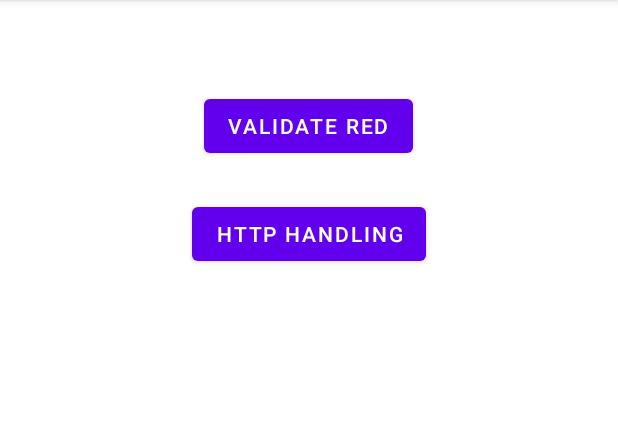
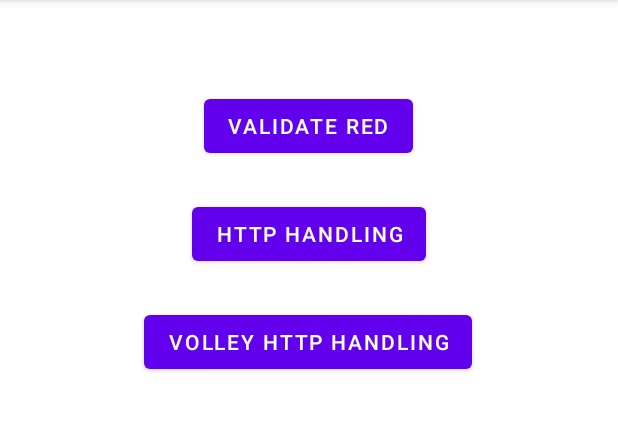
Before and after one commit to AcxelMorales/Http-Kotlin, an Android app: the screen it shows after launch (MainActivity), on a phone screen of 412 x 824 dp, the part 84-515 px from its top. Run offline under Robolectric (Android 15) with nearby library versions, the phone set to English and light mode, and no system bars; our stand-ins replace Volley.

Commit message:
Added Volley

```diff
--- a/app/build.gradle
+++ b/app/build.gradle
@@ -32,7 +32,7 @@ android {
 }
 
 dependencies {
-
+    implementation 'com.android.volley:volley:1.1.1'
     implementation 'androidx.core:core-ktx:1.7.0'
     implementation 'androidx.appcompat:appcompat:1.3.1'
     implementation 'com.google.android.material:material:1.4.0'
--- a/app/src/main/AndroidManifest.xml
+++ b/app/src/main/AndroidManifest.xml
@@ -11,7 +11,8 @@
         android:label="@string/app_name"
         android:roundIcon="@mipmap/ic_launcher_round"
         android:supportsRtl="true"
-        android:theme="@style/Theme.Http">
+        android:theme="@style/Theme.Http"
+        android:usesCleartextTraffic="true">
         <activity
             android:name=".MainActivity"
             android:exported="true">
--- a/app/src/main/res/layout/activity_main.xml
+++ b/app/src/main/res/layout/activity_main.xml
@@ -27,4 +27,15 @@
         app:layout_constraintStart_toStartOf="parent"
         app:layout_constraintTop_toBottomOf="@+id/btnValidateRed" />
 
+    <Button
+        android:id="@+id/btnVolley"
+        android:layout_width="wrap_content"
+        android:layout_height="wrap_content"
+        android:layout_marginTop="24dp"
+        android:text="Volley http handling"
+        app:layout_constraintEnd_toEndOf="parent"
+        app:layout_constraintHorizontal_bias="0.498"
+        app:layout_constraintStart_toStartOf="parent"
+        app:layout_constraintTop_toBottomOf="@+id/btnHttpHandler" />
+
 </androidx.constraintlayout.widget.ConstraintLayout>
```
Also changed, not shown: app/src/main/java/com/acxelmorales/http/MainActivity.kt (+29 -1 lines).
